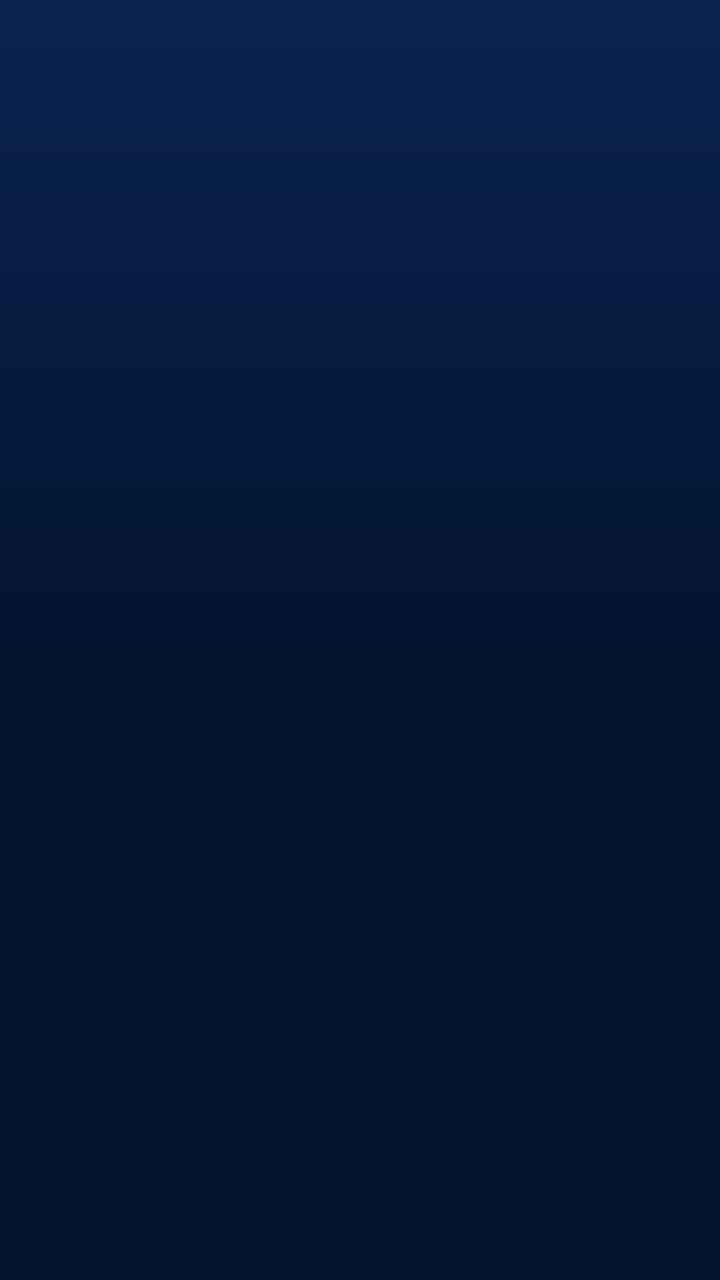
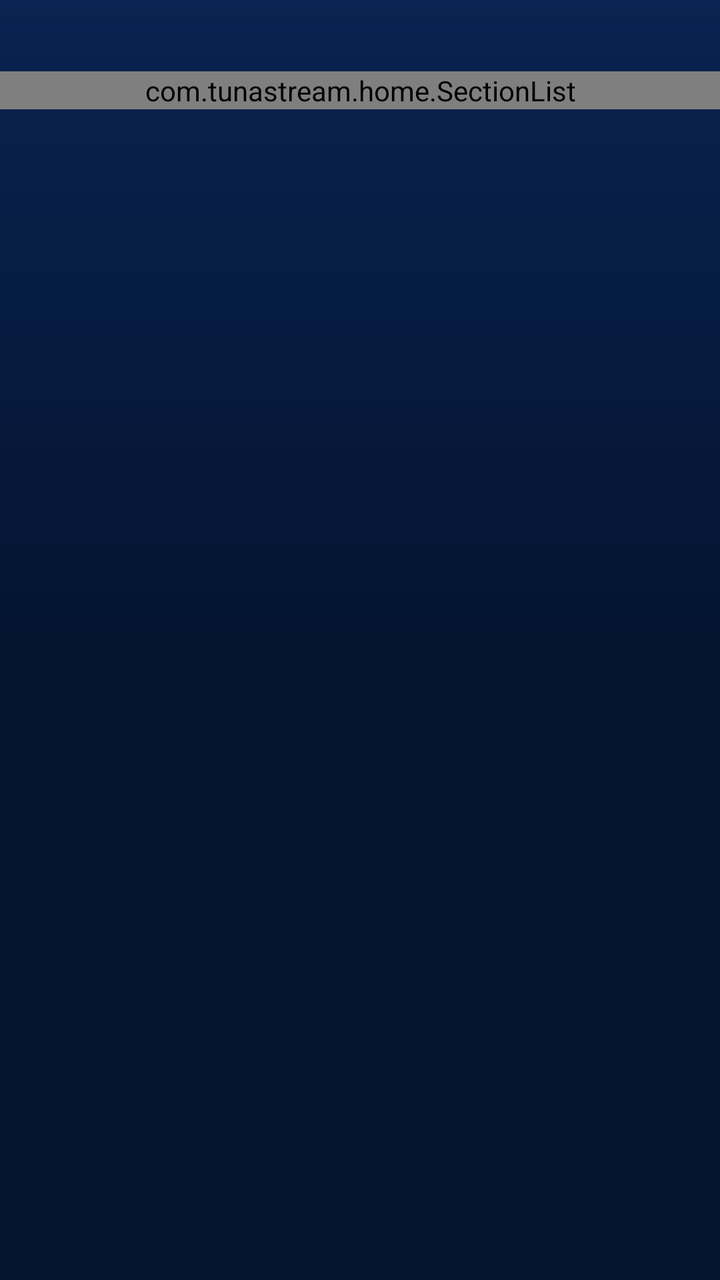

Two renders of the same Android screen: before a commit and after it. Below are the layout's source before the change and the commit's diff.
<!-- AndroidManifest.xml: application theme TunaHome -->
<!-- res/layout/item_section.xml -->
<?xml version="1.0" encoding="utf-8"?>
<LinearLayout xmlns:android="http://schemas.android.com/apk/res/android"
    android:layout_width="match_parent"
    android:layout_height="wrap_content"
    android:clipChildren="false"
    android:clipToPadding="false"
    android:orientation="vertical">

    <TextView
        android:id="@+id/sectionTitle"
        style="@style/RowTitle" />

    <androidx.recyclerview.widget.RecyclerView
        android:id="@+id/sectionApps"
        style="@style/AppRow" />
</LinearLayout>
<!-- resources referenced by this layout -->
<resources>
  <style name="AppRow">
          <item name="android:layout_width">match_parent</item>
          <item name="android:layout_height">wrap_content</item>
          <item name="android:paddingStart">40dp</item>
          <item name="android:paddingEnd">40dp</item>
          <item name="android:clipChildren">false</item>
          <item name="android:clipToPadding">false</item>
          <item name="android:descendantFocusability">afterDescendants</item>
      </style>
  <style name="RowTitle" parent="Shadowed">
          <item name="android:layout_width">wrap_content</item>
          <item name="android:layout_height">wrap_content</item>
          <item name="android:textColor">?attr/tsText</item>
          <item name="android:textSize">16sp</item>
          <item name="android:fontFamily">sans-serif-medium</item>
          <item name="android:layout_marginStart">@dimen/safe_side</item>
          <item name="android:layout_marginTop">14dp</item>
      </style>
  <style name="TunaHome" parent="@android:style/Theme.Material.NoActionBar">
          <item name="tsNavy">#041431</item>
          <item name="tsDeep">#0A2350</item>
          <item name="tsSurface">#081A3A</item>
          <item name="tsSurfaceBorder">#142F58</item>
          <item name="tsAccent">#0CC8F6</item>
          <item name="tsAccentSoft">#8BE6FC</item>
          <item name="tsBlue">#0B74D1</item>
          <item name="tsText">#EEF5FB</item>
          <item name="tsTextSecondary">#9FB3CC</item>
          <item name="android:windowBackground">@drawable/home_bg</item>
          <item name="android:colorAccent">?attr/tsAccent</item>
          <item name="android:alertDialogTheme">@style/TunaDialog</item>
      </style>
  <style name="Shadowed">
          <item name="android:shadowColor">#B3000000</item>
          <item name="android:shadowRadius">5</item>
          <item name="android:shadowDy">1</item>
      </style>
  <dimen name="safe_side">48dp</dimen>
  <!-- drawable home_bg (drawable) -->
  <?xml version="1.0" encoding="utf-8"?>
  <shape xmlns:android="http://schemas.android.com/apk/res/android" android:shape="rectangle">
      <gradient
          android:angle="270"
          android:startColor="?attr/tsDeep"
          android:centerColor="?attr/tsNavy"
          android:endColor="?attr/tsNavy"
          android:type="linear" />
  </shape>
  <style name="TunaDialog" parent="@android:style/Theme.Material.Dialog.Alert">
          <item name="android:colorAccent">?attr/tsAccent</item>
          <item name="android:windowBackground">@drawable/dialog_bg</item>
      </style>
  <!-- drawable dialog_bg (drawable) -->
  <?xml version="1.0" encoding="utf-8"?>
  <inset xmlns:android="http://schemas.android.com/apk/res/android" android:inset="16dp">
      <shape android:shape="rectangle">
          <solid android:color="?attr/tsSurface" />
          <stroke android:width="1dp" android:color="?attr/tsSurfaceBorder" />
          <corners android:radius="16dp" />
      </shape>
  </inset>
</resources>

<!-- the commit's change to res/layout/item_section.xml (unified diff, before → after) -->
@@ -10,7 +10,7 @@
         android:id="@+id/sectionTitle"
         style="@style/RowTitle" />
 
-    <androidx.recyclerview.widget.RecyclerView
+    <com.tunastream.home.SectionList
         android:id="@+id/sectionApps"
         style="@style/AppRow" />
 </LinearLayout>
